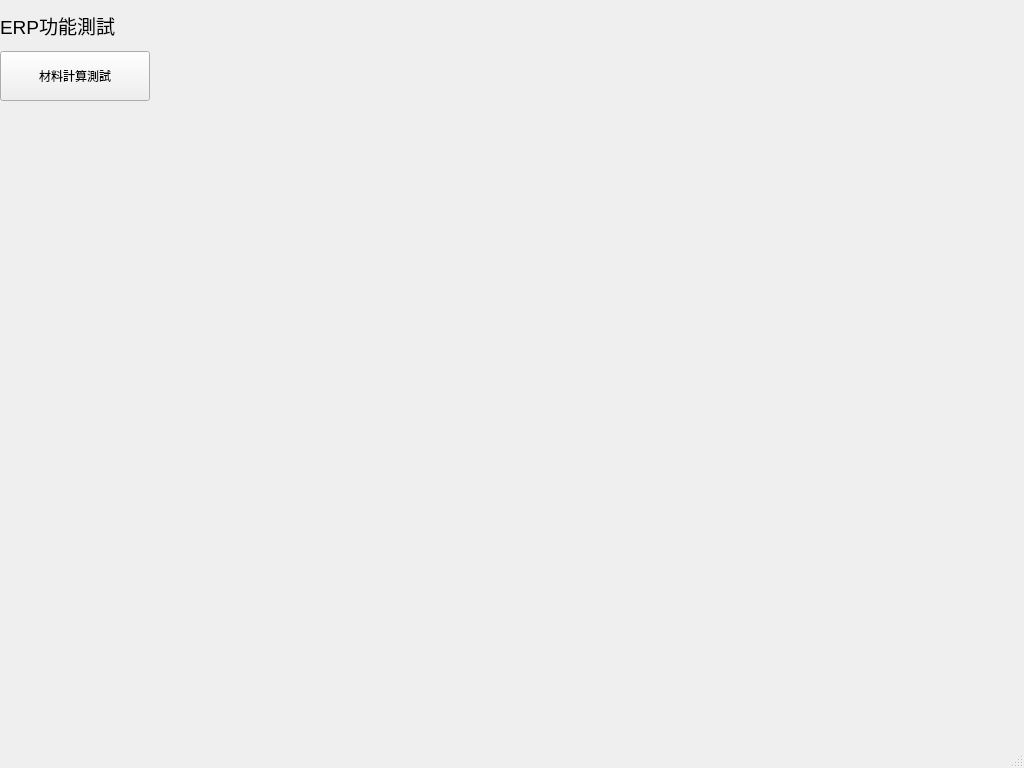
This is resources/mainView.ui in Chia-Peng/HungPoERP as Qt 5 draws it before an edit. The edited form follows.
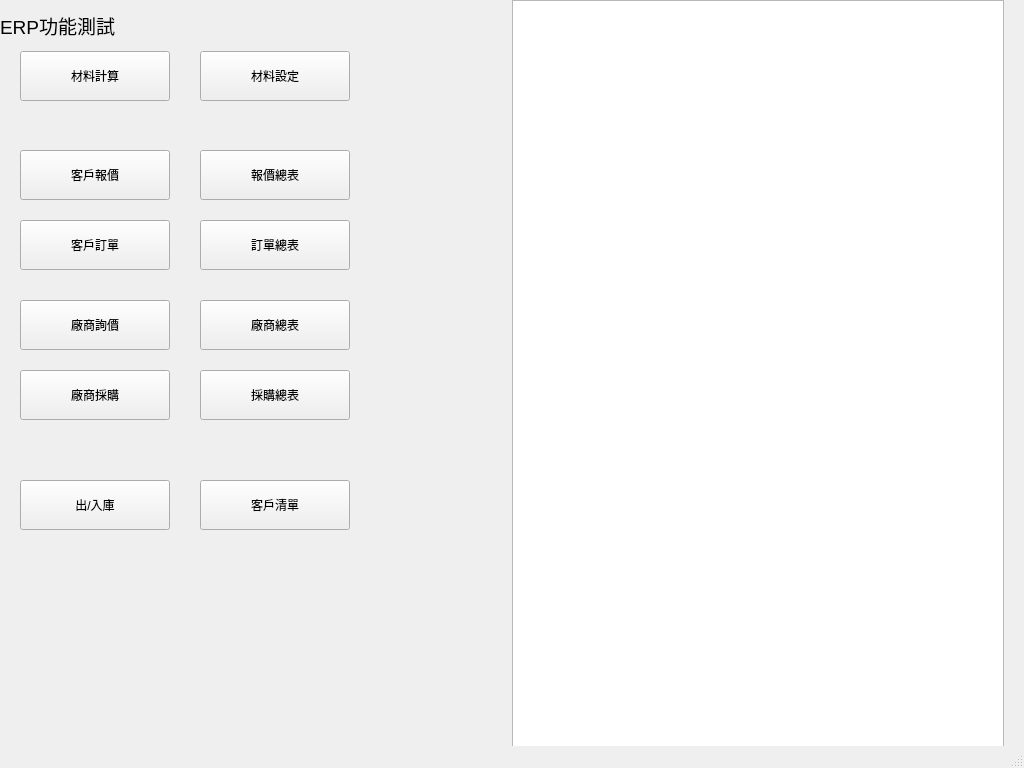
This is the edited form.

```diff
--- a/resources/mainView.ui
+++ b/resources/mainView.ui
@@ -14,36 +14,209 @@
    <string>MainWindow</string>
   </property>
   <widget class="QWidget" name="centralwidget">
-   <widget class="QPushButton" name="pushButton">
+   <widget class="QWidget" name="widget" native="true">
     <property name="geometry">
      <rect>
       <x>0</x>
-      <y>51</y>
-      <width>150</width>
-      <height>50</height>
+      <y>0</y>
+      <width>512</width>
+      <height>768</height>
      </rect>
     </property>
-    <property name="text">
-     <string>材料計算測試</string>
-    </property>
+    <widget class="QPushButton" name="pushButton">
+     <property name="geometry">
+      <rect>
+       <x>20</x>
+       <y>51</y>
+       <width>150</width>
+       <height>50</height>
+      </rect>
+     </property>
+     <property name="text">
+      <string>材料計算</string>
+     </property>
+    </widget>
+    <widget class="QLabel" name="label">
+     <property name="geometry">
+      <rect>
+       <x>0</x>
+       <y>0</y>
+       <width>200</width>
+       <height>50</height>
+      </rect>
+     </property>
+     <property name="font">
+      <font>
+       <pointsize>14</pointsize>
+      </font>
+     </property>
+     <property name="text">
+      <string>ERP功能測試</string>
+     </property>
+    </widget>
+    <widget class="QPushButton" name="pushButton_2">
+     <property name="geometry">
+      <rect>
+       <x>200</x>
+       <y>51</y>
+       <width>150</width>
+       <height>50</height>
+      </rect>
+     </property>
+     <property name="text">
+      <string>材料設定</string>
+     </property>
+    </widget>
+    <widget class="QPushButton" name="pushButton_3">
+     <property name="geometry">
+      <rect>
+       <x>20</x>
+       <y>150</y>
+       <width>150</width>
+       <height>50</height>
+      </rect>
+     </property>
+     <property name="text">
+      <string>客戶報價</string>
+     </property>
+    </widget>
+    <widget class="QPushButton" name="pushButton_4">
+     <property name="geometry">
+      <rect>
+       <x>200</x>
+       <y>150</y>
+       <width>150</width>
+       <height>50</height>
+      </rect>
+     </property>
+     <property name="text">
+      <string>報價總表</string>
+     </property>
+    </widget>
+    <widget class="QPushButton" name="pushButton_5">
+     <property name="geometry">
+      <rect>
+       <x>20</x>
+       <y>220</y>
+       <width>150</width>
+       <height>50</height>
+      </rect>
+     </property>
+     <property name="text">
+      <string>客戶訂單</string>
+     </property>
+    </widget>
+    <widget class="QPushButton" name="pushButton_6">
+     <property name="geometry">
+      <rect>
+       <x>200</x>
+       <y>220</y>
+       <width>150</width>
+       <height>50</height>
+      </rect>
+     </property>
+     <property name="text">
+      <string>訂單總表</string>
+     </property>
+    </widget>
+    <widget class="QPushButton" name="pushButton_7">
+     <property name="geometry">
+      <rect>
+       <x>20</x>
+       <y>300</y>
+       <width>150</width>
+       <height>50</height>
+      </rect>
+     </property>
+     <property name="text">
+      <string>廠商詢價</string>
+     </property>
+    </widget>
+    <widget class="QPushButton" name="pushButton_8">
+     <property name="geometry">
+      <rect>
+       <x>200</x>
+       <y>300</y>
+       <width>150</width>
+       <height>50</height>
+      </rect>
+     </property>
+     <property name="text">
+      <string>廠商總表</string>
+     </property>
+    </widget>
+    <widget class="QPushButton" name="pushButton_9">
+     <property name="geometry">
+      <rect>
+       <x>20</x>
+       <y>370</y>
+       <width>150</width>
+       <height>50</height>
+      </rect>
+     </property>
+     <property name="text">
+      <string>廠商採購</string>
+     </property>
+    </widget>
+    <widget class="QPushButton" name="pushButton_10">
+     <property name="geometry">
+      <rect>
+       <x>200</x>
+       <y>370</y>
+       <width>150</width>
+       <height>50</height>
+      </rect>
+     </property>
+     <property name="text">
+      <string>採購總表</string>
+     </property>
+    </widget>
+    <widget class="QPushButton" name="pushButton_11">
+     <property name="geometry">
+      <rect>
+       <x>20</x>
+       <y>480</y>
+       <width>150</width>
+       <height>50</height>
+      </rect>
+     </property>
+     <property name="text">
+      <string>出/入庫</string>
+     </property>
+    </widget>
+    <widget class="QPushButton" name="pushButton_12">
+     <property name="geometry">
+      <rect>
+       <x>200</x>
+       <y>480</y>
+       <width>150</width>
+       <height>50</height>
+      </rect>
+     </property>
+     <property name="text">
+      <string>客戶清單</string>
+     </property>
+    </widget>
    </widget>
-   <widget class="QLabel" name="label">
+   <widget class="QWidget" name="widget_2" native="true">
     <property name="geometry">
      <rect>
-      <x>0</x>
+      <x>512</x>
       <y>0</y>
-      <width>200</width>
-      <height>50</height>
+      <width>512</width>
+      <height>768</height>
      </rect>
     </property>
-    <property name="font">
-     <font>
-      <pointsize>14</pointsize>
-     </font>
-    </property>
-    <property name="text">
-     <string>ERP功能測試</string>
-    </property>
+    <widget class="QListView" name="listView">
+     <property name="geometry">
+      <rect>
+       <x>0</x>
+       <y>0</y>
+       <width>492</width>
+       <height>750</height>
+      </rect>
+     </property>
+    </widget>
    </widget>
   </widget>
   <widget class="QMenuBar" name="menubar">
```
